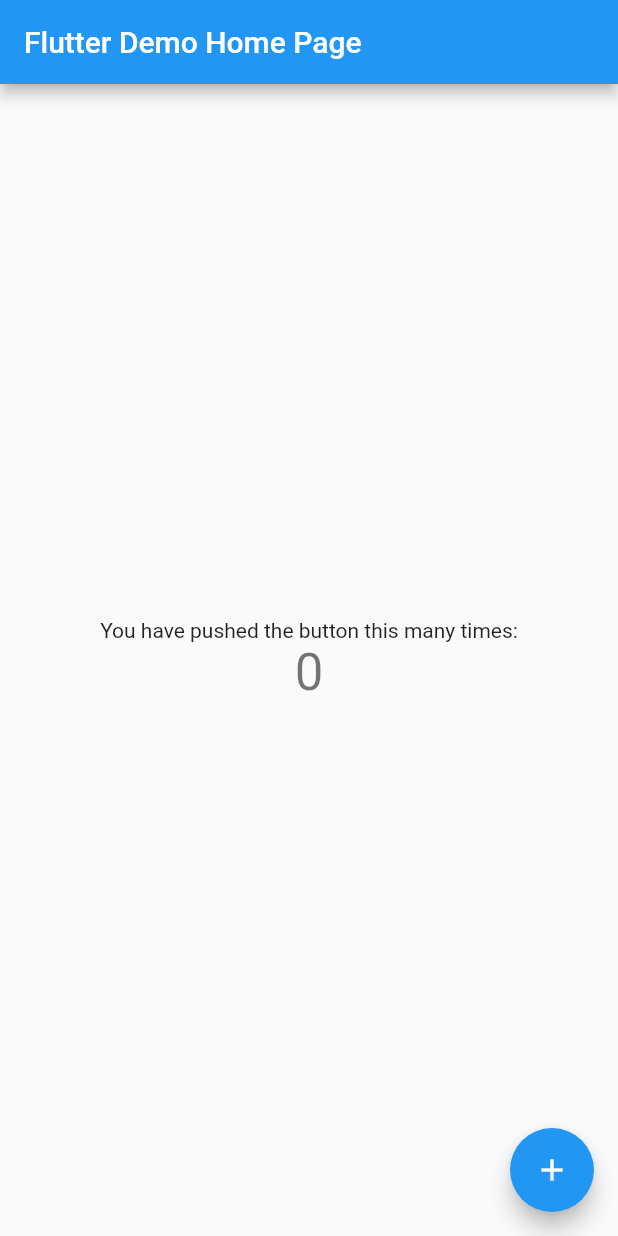
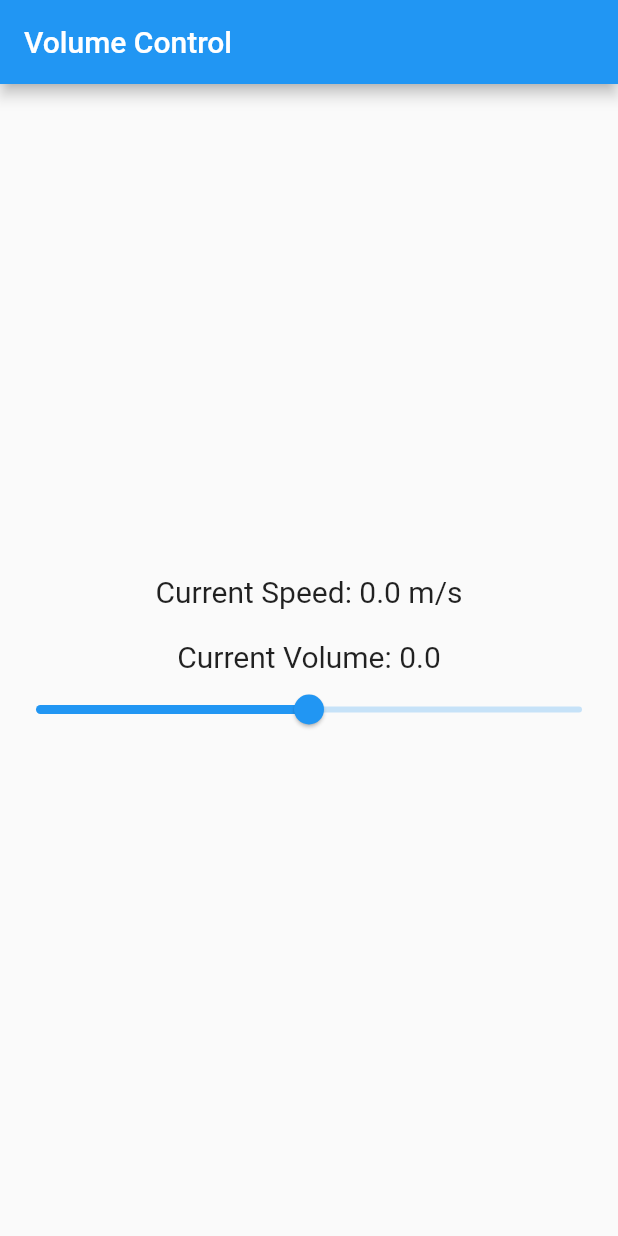
Before and after one commit to lorenzowijtman/speedy, a Flutter app: the screen it shows after launch, on a phone screen of 412 x 824 dp. Run offline on Flutter 3.47's test engine with Material 2 defaults, Android fonts, the phone set to English and light mode, and no system bars; our stand-ins replace geolocator, permission_handler; missing offline and left inert: volume_control.

Commit message:
Basic volume controls & change based on speed logic

```diff
--- a/lib/main.dart
+++ b/lib/main.dart
@@ -1,4 +1,9 @@
+import 'dart:async';
+
 import 'package:flutter/material.dart';
+import 'package:geolocator/geolocator.dart';
+import 'package:permission_handler/permission_handler.dart';
+import 'package:volume_control/volume_control.dart';
 
 void main() {
   runApp(const MyApp());
@@ -13,103 +18,133 @@ class MyApp extends StatelessWidget {
     return MaterialApp(
       title: 'Flutter Demo',
       theme: ThemeData(
-        // This is the theme of your application.
-        //
-        // Try running your application with "flutter run". You'll see the
-        // application has a blue toolbar. Then, without quitting the app, try
-        // changing the primarySwatch below to Colors.green and then invoke
-        // "hot reload" (press "r" in the console where you ran "flutter run",
-        // or simply save your changes to "hot reload" in a Flutter IDE).
-        // Notice that the counter didn't reset back to zero; the application
-        // is not restarted.
         primarySwatch: Colors.blue,
       ),
-      home: const MyHomePage(title: 'Flutter Demo Home Page'),
+      home: const VolumeControlPage(),
     );
   }
 }
 
-class MyHomePage extends StatefulWidget {
-  const MyHomePage({super.key, required this.title});
+class VolumeControlPage extends StatefulWidget {
+  const VolumeControlPage({super.key});
+  @override
+  State<VolumeControlPage> createState() => _VolumeControlPageState();
+}
 
-  // This widget is the home page of your application. It is stateful, meaning
-  // that it has a State object (defined below) that contains fields that affect
-  // how it looks.
-
-  // This class is the configuration for the state. It holds the values (in this
-  // case the title) provided by the parent (in this case the App widget) and
-  // used by the build method of the State. Fields in a Widget subclass are
-  // always marked "final".
-
-  final String title;
+class _VolumeControlPageState extends State<VolumeControlPage> {
+  double _currentSpeed = 0.0;
+  double _trackSpeed = 0.0;
+  double _currentVolume = 0.0;
 
   @override
-  State<MyHomePage> createState() => _MyHomePageState();
-}
+  void initState() {
+    super.initState();
+    _initializeVolumeControl();
+    _startListeningToSpeedChanges();
+  }
 
-class _MyHomePageState extends State<MyHomePage> {
-  int _counter = 0;
-
-  void _incrementCounter() {
+  void _initializeVolumeControl() async {
+    double volume = await VolumeControl.volume;
     setState(() {
-      // This call to setState tells the Flutter framework that something has
-      // changed in this State, which causes it to rerun the build method below
-      // so that the display can reflect the updated values. If we changed
-      // _counter without calling setState(), then the build method would not be
-      // called again, and so nothing would appear to happen.
-      _counter++;
+      _currentVolume = volume;
     });
   }
 
+  void _startListeningToSpeedChanges() async {
+    PermissionStatus permissionStatus =
+        await Permission.locationWhenInUse.request();
+    if (permissionStatus == PermissionStatus.granted) {
+      // Request always permission
+      permissionStatus = await Permission.locationAlways.request();
+      if (permissionStatus == PermissionStatus.granted) {
+        Geolocator.getPositionStream().listen((Position position) {
+          double speed = position.speed;
+          setState(() {
+            _currentSpeed = speed;
+          });
+
+          if (speed < 150) {
+            if (_trackSpeed + 20 < speed) {
+              // Adjust volume up
+              setState(() {
+                _trackSpeed = speed;
+              });
+              _adjustVolumeBasedOnSpeed(speed);
+            } else if (_trackSpeed + 20 > speed) {
+              // Adjust volume down
+              setState(() {
+                _trackSpeed = speed;
+              });
+              _adjustVolumeBasedOnSpeed(speed);
+            }
+          }
+        });
+      }
+    } else {
+      // Handle the case when location permission is not granted
+    }
+  }
+
+  void _adjustVolumeBasedOnSpeed(double speed) async {
+    // Define your own logic to adjust the volume based on speed
+    double maxSpeed = 150.0; // Maximum speed at which volume is increased
+    double maxVolume = 0.8; // Maximum volume level
+
+    double newVolume =
+        speed <= maxSpeed ? (speed / maxSpeed) * maxVolume : maxVolume;
+
+    await VolumeControl.setVolume(newVolume);
+    setState(() {
+      _currentVolume = newVolume;
+    });
+  }
+
+  double _val = 0.5;
+  Timer? timer;
+
   @override
   Widget build(BuildContext context) {
-    // This method is rerun every time setState is called, for instance as done
-    // by the _incrementCounter method above.
-    //
-    // The Flutter framework has been optimized to make rerunning build methods
-    // fast, so that you can just rebuild anything that needs updating rather
-    // than having to individually change instances of widgets.
     return Scaffold(
       appBar: AppBar(
-        // Here we take the value from the MyHomePage object that was created by
-        // the App.build method, and use it to set our appbar title.
-        title: Text(widget.title),
+        title: const Text('Volume Control'),
       ),
       body: Center(
-        // Center is a layout widget. It takes a single child and positions it
-        // in the middle of the parent.
         child: Column(
-          // Column is also a layout widget. It takes a list of children and
-          // arranges them vertically. By default, it sizes itself to fit its
-          // children horizontally, and tries to be as tall as its parent.
-          //
-          // Invoke "debug painting" (press "p" in the console, choose the
-          // "Toggle Debug Paint" action from the Flutter Inspector in Android
-          // Studio, or the "Toggle Debug Paint" command in Visual Studio Code)
-          // to see the wireframe for each widget.
-          //
-          // Column has various properties to control how it sizes itself and
-          // how it positions its children. Here we use mainAxisAlignment to
-          // center the children vertically; the main axis here is the vertical
-          // axis because Columns are vertical (the cross axis would be
-          // horizontal).
           mainAxisAlignment: MainAxisAlignment.center,
-          children: <Widget>[
-            const Text(
-              'You have pushed the button this many times:',
+          children: [
+            Text(
+              'Current Speed: $_currentSpeed m/s',
+              style: const TextStyle(fontSize: 20),
             ),
+            const SizedBox(height: 20),
             Text(
-              '$_counter',
-              style: Theme.of(context).textTheme.headlineMedium,
+              'Current Volume: $_currentVolume',
+              style: const TextStyle(fontSize: 20),
             ),
+            Center(
+                child: Slider(
+                    value: _val,
+                    min: 0,
+                    max: 1,
+                    divisions: 100,
+                    onChanged: (val) {
+                      _val = val;
+                      setState(() {});
+                      if (timer != null) {
+                        timer?.cancel();
+                      }
+
+                      //use timer for the smoother sliding
+                      timer = Timer(const Duration(milliseconds: 200), () {
+                        setState(() {
+                          _currentVolume = val;
+                        });
+                        VolumeControl.setVolume(val);
+                      });
+                    })),
           ],
         ),
       ),
-      floatingActionButton: FloatingActionButton(
-        onPressed: _incrementCounter,
-        tooltip: 'Increment',
-        child: const Icon(Icons.add),
-      ), // This trailing comma makes auto-formatting nicer for build methods.
     );
   }
 }
```
Also changed, not shown: pubspec.yaml (+4 -68 lines), pubspec.lock, 8 other files.
